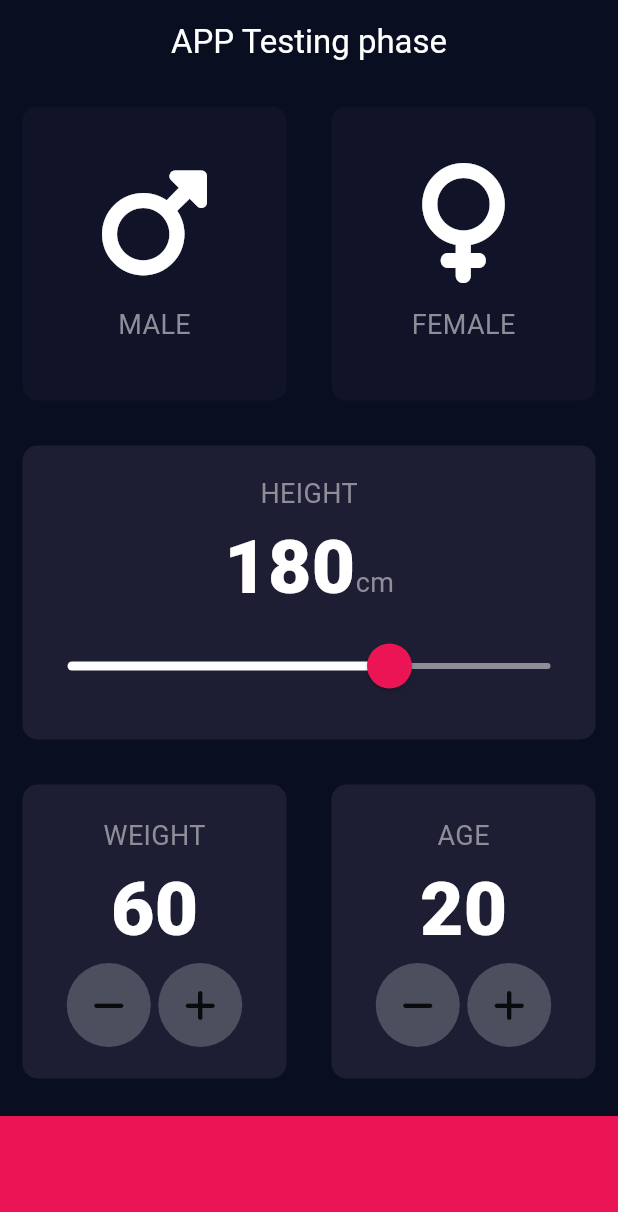
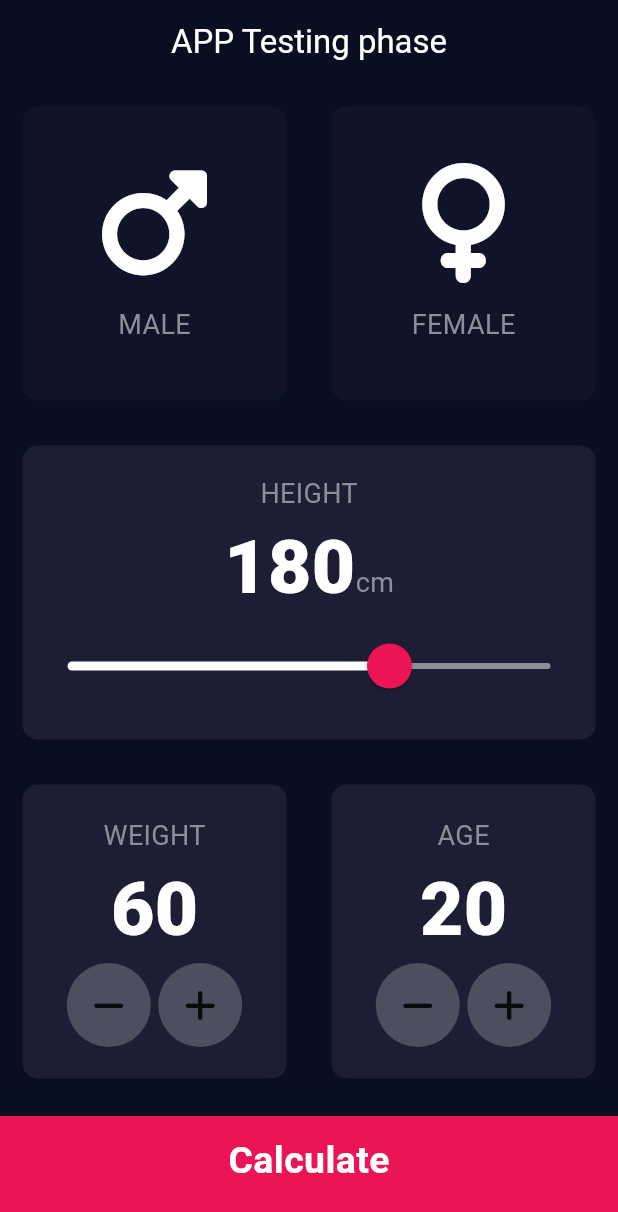
Before and after one commit to Erick360/BMI-calculator, a Flutter app: the screen it shows after launch, on a phone screen of 412 x 824 dp. Shown: the top 1212 px of the screen. Run offline on Flutter 3.47's test engine with Material 3 defaults, Android fonts, the phone set to English and light mode, and no system bars; our stand-ins replace font_awesome_flutter.

Commit message:
update and adding components

```diff
--- /dev/null
+++ b/lib/components/bottom_button.dart
@@ -0,0 +1,28 @@
+import 'package:flutter/material.dart';
+import '../constants.dart';
+
+class BottomButton extends StatelessWidget {
+  const BottomButton(this.onTap, this.buttonTitle, {super.key});
+  final VoidCallback onTap;
+  final String buttonTitle;
+
+  @override
+  Widget build(BuildContext context) {
+    return GestureDetector(
+      onTap: onTap,
+      child: Container(
+        color: kBottomColor,
+        margin: const EdgeInsets.only(top: 10.0),
+        width: double.infinity,
+        padding: const EdgeInsets.only(bottom: 20.0),
+        height: kBottomContainerHeight,
+        child: Center(
+          child: Text(
+            buttonTitle,
+            style: kLargeButtonStyle,
+          ),
+        ),
+      ),
+    );
+  }
+}
--- a/lib/icon_content.dart
+++ b/lib/components/icon_content.dart
@@ -1,5 +1,5 @@
 import 'package:flutter/material.dart';
-import 'constants.dart';
+import '../constants.dart';
 
 class IconContent extends StatelessWidget {
   const IconContent(this.icon, this.text, {super.key});
--- /dev/null
+++ b/lib/components/round_icon_button.dart
@@ -0,0 +1,23 @@
+import 'package:flutter/material.dart';
+
+
+class RoundIconButton extends StatelessWidget {
+  const RoundIconButton(this.icon, this.onPress, {super.key});
+  final IconData icon;
+  final VoidCallback onPress;
+
+  @override
+  Widget build(BuildContext context) {
+    return RawMaterialButton(
+      onPressed: onPress,
+      elevation: 0.0,
+      constraints: const BoxConstraints.tightFor(
+        width: 56.0,
+        height: 56.0,
+      ),
+      shape: const CircleBorder(),
+      fillColor: const Color(0xFF4C4F5E),
+      child: Icon(icon),
+    );
+  }
+}
--- a/lib/main.dart
+++ b/lib/main.dart
@@ -1,5 +1,5 @@
 import 'package:flutter/material.dart';
-import 'input_page.dart';
+import 'screens/input_page.dart';
 
 void main () => runApp(const BMIcalculator());
 
--- a/lib/input_page.dart
+++ b/lib/screens/input_page.dart
@@ -1,8 +1,12 @@
 import 'package:flutter/material.dart';
 import 'package:font_awesome_flutter/font_awesome_flutter.dart';
-import 'icon_content.dart';
-import 'reusable_card.dart';
-import 'constants.dart';
+import '../components/icon_content.dart';
+import '../components/reusable_card.dart';
+import '../constants.dart';
+import 'results_page.dart';
+import '../components/bottom_button.dart';
+import '../components/round_icon_button.dart';
+import 'package:bmi_calculator/calculator.dart';
 
 enum Gender {
   male,
@@ -21,6 +25,7 @@ class _InputPageState extends State<InputPage> {
   int height = 180;
   int weight = 60;
   int age = 20;
+
   /*
   Color maleCardColor = inactiveCardColor;
   Color femaleCardColor = inactiveCardColor;
@@ -168,25 +173,19 @@ class _InputPageState extends State<InputPage> {
                         Row(
                           mainAxisAlignment: MainAxisAlignment.center,
                           children: <Widget>[
-                            RoundIconButton(
-                              FontAwesomeIcons.minus,
-                              () {
+                            RoundIconButton(FontAwesomeIcons.minus, () {
                               setState(() {
                                 weight--;
                               });
-                              }
-                            ),
+                            }),
                             const SizedBox(
                               width: 5.0,
                             ),
-                            RoundIconButton(
-                              FontAwesomeIcons.plus,
-                              () {
+                            RoundIconButton(FontAwesomeIcons.plus, () {
                               setState(() {
                                 weight++;
                               });
-                              }
-                            ),
+                            }),
                           ],
                         ),
                       ],
@@ -211,25 +210,19 @@ class _InputPageState extends State<InputPage> {
                         Row(
                           mainAxisAlignment: MainAxisAlignment.center,
                           children: <Widget>[
-                            RoundIconButton(
-                                FontAwesomeIcons.minus,
-                                    () {
+                            RoundIconButton(FontAwesomeIcons.minus, () {
                               setState(() {
                                 age--;
                               });
-                                }
-                            ),
+                            }),
                             const SizedBox(
                               width: 5.0,
                             ),
-                            RoundIconButton(
-                                FontAwesomeIcons.plus,
-                                    () {
+                            RoundIconButton(FontAwesomeIcons.plus, () {
                               setState(() {
                                 age++;
                               });
-                                }
-                            ),
+                            }),
                           ],
                         ),
                       ],
@@ -239,15 +232,20 @@ class _InputPageState extends State<InputPage> {
               ],
             ),
           ),
-          Container(
-            color: kBottomColor,
-            margin: const EdgeInsets.only(top: 10.0),
-            width: double.infinity,
-            height: kBottomContainerHeight,
-            child: const Text(
-              '',
+          BottomButton(() {
+            Calculator calc = Calculator(height, weight);
+
+            Navigator.push(
+              context,
+              MaterialPageRoute(
+                builder: (context) => ResultsPage(
+                  calc.calculateBMI(),
+                  calc.getResult(),
+                  calc.getInterpretation(),
                 ),
               ),
+            );
+          }, 'Calculate'),
         ],
       ),
       /*
@@ -258,24 +256,3 @@ class _InputPageState extends State<InputPage> {
     );
   }
 }
-
-class RoundIconButton extends StatelessWidget {
-  const RoundIconButton(this.icon, this.onPress, {super.key});
-  final IconData icon;
-  final VoidCallback onPress;
-
-  @override
-  Widget build(BuildContext context) {
-    return RawMaterialButton(
-      onPressed: onPress,
-      elevation: 0.0,
-      constraints: const BoxConstraints.tightFor(
-        width: 56.0,
-        height: 56.0,
-      ),
-      shape: const CircleBorder(),
-      fillColor: const Color(0xFF4C4F5E),
-      child: Icon(icon),
-    );
-  }
-}
```
Also changed, not shown: lib/calculator.dart (added, +36 -0 lines), lib/constants.dart (+25 -0 lines), lib/screens/results_page.dart (added, +67 -0 lines), lib/components/reusable_card.dart (renamed from lib/reusable_card.dart). Lines whose indentation alone changed are shown as unchanged.
